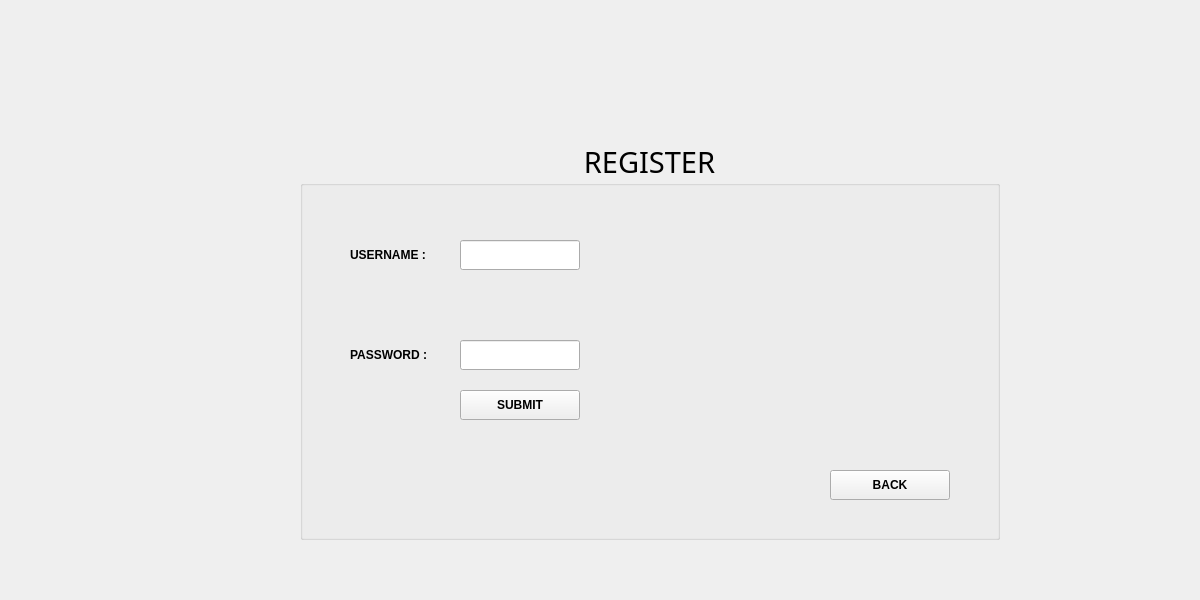
Above: 3_Solution/Client/frontend/registerwindow.ui from albudimitrie/travel-app before the change. Below: the same form after it.
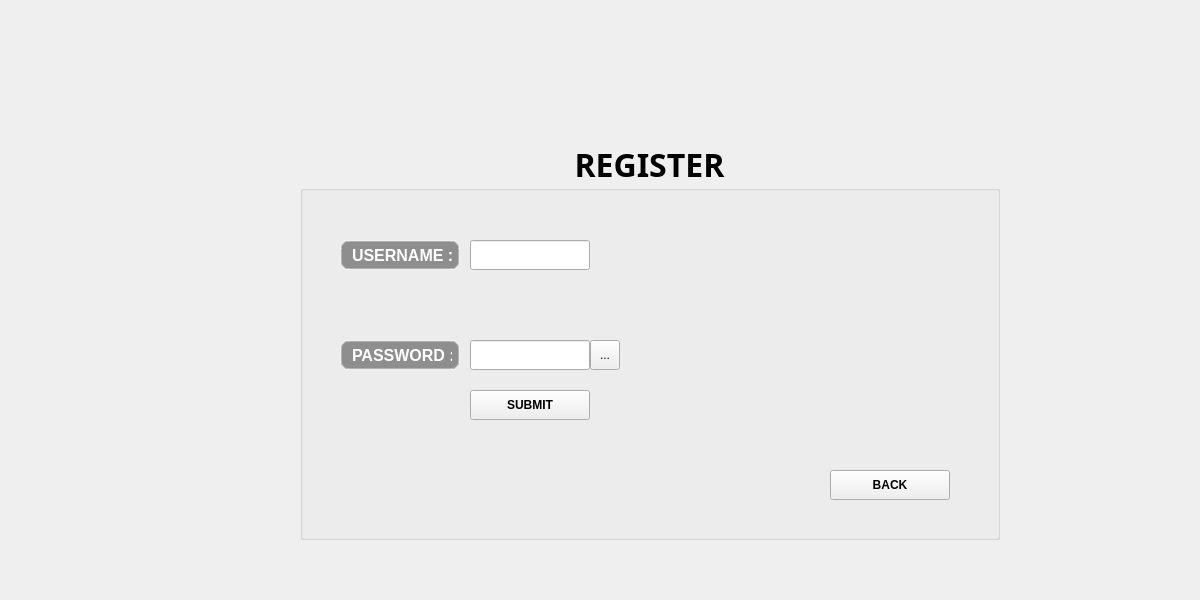
That is the form after the change. Icons and pictures are not drawn.

Commit message: Client UPDATE : Register window and request + MTA Logo created

Patch:
```diff
--- a/3_Solution/Client/frontend/registerwindow.ui
+++ b/3_Solution/Client/frontend/registerwindow.ui
@@ -39,8 +39,9 @@
     </property>
     <property name="font">
      <font>
-      <family>Stencil</family>
-      <pointsize>22</pointsize>
+      <family>Swis721 BlkOul BT</family>
+      <pointsize>24</pointsize>
+      <bold>true</bold>
      </font>
     </property>
     <property name="styleSheet">
@@ -55,9 +56,9 @@
     <widget class="QLabel" name="label">
      <property name="geometry">
       <rect>
-       <x>50</x>
+       <x>40</x>
        <y>100</y>
-       <width>100</width>
+       <width>120</width>
        <height>30</height>
       </rect>
      </property>
@@ -73,6 +74,60 @@
           </color>
          </brush>
         </colorrole>
+        <colorrole role="Button">
+         <brush brushstyle="SolidPattern">
+          <color alpha="102">
+           <red>0</red>
+           <green>0</green>
+           <blue>0</blue>
+          </color>
+         </brush>
+        </colorrole>
+        <colorrole role="Text">
+         <brush brushstyle="SolidPattern">
+          <color alpha="255">
+           <red>255</red>
+           <green>255</green>
+           <blue>255</blue>
+          </color>
+         </brush>
+        </colorrole>
+        <colorrole role="ButtonText">
+         <brush brushstyle="SolidPattern">
+          <color alpha="255">
+           <red>255</red>
+           <green>255</green>
+           <blue>255</blue>
+          </color>
+         </brush>
+        </colorrole>
+        <colorrole role="Base">
+         <brush brushstyle="SolidPattern">
+          <color alpha="102">
+           <red>0</red>
+           <green>0</green>
+           <blue>0</blue>
+          </color>
+         </brush>
+        </colorrole>
+        <colorrole role="Window">
+         <brush brushstyle="SolidPattern">
+          <color alpha="102">
+           <red>0</red>
+           <green>0</green>
+           <blue>0</blue>
+          </color>
+         </brush>
+        </colorrole>
+        <colorrole role="PlaceholderText">
+         <brush brushstyle="SolidPattern">
+          <color alpha="128">
+           <red>255</red>
+           <green>255</green>
+           <blue>255</blue>
+          </color>
+         </brush>
+        </colorrole>
        </active>
        <inactive>
         <colorrole role="WindowText">
@@ -84,16 +139,155 @@
           </color>
          </brush>
         </colorrole>
+        <colorrole role="Button">
+         <brush brushstyle="SolidPattern">
+          <color alpha="102">
+           <red>0</red>
+           <green>0</green>
+           <blue>0</blue>
+          </color>
+         </brush>
+        </colorrole>
+        <colorrole role="Text">
+         <brush brushstyle="SolidPattern">
+          <color alpha="255">
+           <red>255</red>
+           <green>255</green>
+           <blue>255</blue>
+          </color>
+         </brush>
+        </colorrole>
+        <colorrole role="ButtonText">
+         <brush brushstyle="SolidPattern">
+          <color alpha="255">
+           <red>255</red>
+           <green>255</green>
+           <blue>255</blue>
+          </color>
+         </brush>
+        </colorrole>
+        <colorrole role="Base">
+         <brush brushstyle="SolidPattern">
+          <color alpha="102">
+           <red>0</red>
+           <green>0</green>
+           <blue>0</blue>
+          </color>
+         </brush>
+        </colorrole>
+        <colorrole role="Window">
+         <brush brushstyle="SolidPattern">
+          <color alpha="102">
+           <red>0</red>
+           <green>0</green>
+           <blue>0</blue>
+          </color>
+         </brush>
+        </colorrole>
+        <colorrole role="PlaceholderText">
+         <brush brushstyle="SolidPattern">
+          <color alpha="128">
+           <red>255</red>
+           <green>255</green>
+           <blue>255</blue>
+          </color>
+         </brush>
+        </colorrole>
        </inactive>
-       <disabled/>
+       <disabled>
+        <colorrole role="WindowText">
+         <brush brushstyle="SolidPattern">
+          <color alpha="255">
+           <red>255</red>
+           <green>255</green>
+           <blue>255</blue>
+          </color>
+         </brush>
+        </colorrole>
+        <colorrole role="Button">
+         <brush brushstyle="SolidPattern">
+          <color alpha="102">
+           <red>0</red>
+           <green>0</green>
+           <blue>0</blue>
+          </color>
+         </brush>
+        </colorrole>
+        <colorrole role="Text">
+         <brush brushstyle="SolidPattern">
+          <color alpha="255">
+           <red>255</red>
+           <green>255</green>
+           <blue>255</blue>
+          </color>
+         </brush>
+        </colorrole>
+        <colorrole role="ButtonText">
+         <brush brushstyle="SolidPattern">
+          <color alpha="255">
+           <red>255</red>
+           <green>255</green>
+           <blue>255</blue>
+          </color>
+         </brush>
+        </colorrole>
+        <colorrole role="Base">
+         <brush brushstyle="SolidPattern">
+          <color alpha="102">
+           <red>0</red>
+           <green>0</green>
+           <blue>0</blue>
+          </color>
+         </brush>
+        </colorrole>
+        <colorrole role="Window">
+         <brush brushstyle="SolidPattern">
+          <color alpha="102">
+           <red>0</red>
+           <green>0</green>
+           <blue>0</blue>
+          </color>
+         </brush>
+        </colorrole>
+        <colorrole role="PlaceholderText">
+         <brush brushstyle="SolidPattern">
+          <color alpha="128">
+           <red>255</red>
+           <green>255</green>
+           <blue>255</blue>
+          </color>
+         </brush>
+        </colorrole>
+       </disabled>
       </palette>
      </property>
      <property name="font">
       <font>
-       <family>Arial</family>
+       <family>Segoe UI</family>
+       <pointsize>-1</pointsize>
        <bold>true</bold>
       </font>
      </property>
+     <property name="styleSheet">
+      <string notr="true">QLabel {
+    border: 2px solid rgba(255, 255, 255, 0.3); /* Linie albă semi-transparentă */
+    border-radius: 8px; /* Colțuri ușor rotunjite */
+    background-color: rgba(0, 0, 0, 0.4); /* Fundal negru semi-transparent */
+    padding: 6px;
+    color: white; /* Text alb pentru contrast */
+    font-size: 16px;
+    font-weight: bold;
+    font-family: &quot;Segoe UI&quot;, Arial, sans-serif;
+}
+
+/* Stil pentru etichetele importante, ex: PASSWORD */
+QLabel[highlight=&quot;true&quot;] {
+    color: #ff4444; /* Roșu subtil */
+    font-size: 14px;
+    font-weight: bold;
+}
+</string>
+     </property>
      <property name="text">
       <string>USERNAME :</string>
      </property>
@@ -101,9 +295,9 @@
     <widget class="QLabel" name="label_2">
      <property name="geometry">
       <rect>
-       <x>50</x>
+       <x>40</x>
        <y>200</y>
-       <width>100</width>
+       <width>120</width>
        <height>30</height>
       </rect>
      </property>
@@ -119,6 +313,60 @@
           </color>
          </brush>
         </colorrole>
+        <colorrole role="Button">
+         <brush brushstyle="SolidPattern">
+          <color alpha="102">
+           <red>0</red>
+           <green>0</green>
+           <blue>0</blue>
+          </color>
+         </brush>
+        </colorrole>
+        <colorrole role="Text">
+         <brush brushstyle="SolidPattern">
+          <color alpha="255">
+           <red>255</red>
+           <green>255</green>
+           <blue>255</blue>
+          </color>
+         </brush>
+        </colorrole>
+        <colorrole role="ButtonText">
+         <brush brushstyle="SolidPattern">
+          <color alpha="255">
+           <red>255</red>
+           <green>255</green>
+           <blue>255</blue>
+          </color>
+         </brush>
+        </colorrole>
+        <colorrole role="Base">
+         <brush brushstyle="SolidPattern">
+          <color alpha="102">
+           <red>0</red>
+           <green>0</green>
+           <blue>0</blue>
+          </color>
+         </brush>
+        </colorrole>
+        <colorrole role="Window">
+         <brush brushstyle="SolidPattern">
+          <color alpha="102">
+           <red>0</red>
+           <green>0</green>
+           <blue>0</blue>
+          </color>
+         </brush>
+        </colorrole>
+        <colorrole role="PlaceholderText">
+         <brush brushstyle="SolidPattern">
+          <color alpha="128">
+           <red>255</red>
+           <green>255</green>
+           <blue>255</blue>
+          </color>
+         </brush>
+        </colorrole>
        </active>
        <inactive>
         <colorrole role="WindowText">
@@ -130,16 +378,155 @@
           </color>
          </brush>
         </colorrole>
+        <colorrole role="Button">
+         <brush brushstyle="SolidPattern">
+          <color alpha="102">
+           <red>0</red>
+           <green>0</green>
+           <blue>0</blue>
+          </color>
+         </brush>
+        </colorrole>
+        <colorrole role="Text">
+         <brush brushstyle="SolidPattern">
+          <color alpha="255">
+           <red>255</red>
+           <green>255</green>
+           <blue>255</blue>
+          </color>
+         </brush>
+        </colorrole>
+        <colorrole role="ButtonText">
+         <brush brushstyle="SolidPattern">
+          <color alpha="255">
+           <red>255</red>
+           <green>255</green>
+           <blue>255</blue>
+          </color>
+         </brush>
+        </colorrole>
+        <colorrole role="Base">
+         <brush brushstyle="SolidPattern">
+          <color alpha="102">
+           <red>0</red>
+           <green>0</green>
+           <blue>0</blue>
+          </color>
+         </brush>
+        </colorrole>
+        <colorrole role="Window">
+         <brush brushstyle="SolidPattern">
+          <color alpha="102">
+           <red>0</red>
+           <green>0</green>
+           <blue>0</blue>
+          </color>
+         </brush>
+        </colorrole>
+        <colorrole role="PlaceholderText">
+         <brush brushstyle="SolidPattern">
+          <color alpha="128">
+           <red>255</red>
+           <green>255</green>
+           <blue>255</blue>
+          </color>
+         </brush>
+        </colorrole>
        </inactive>
-       <disabled/>
+       <disabled>
+        <colorrole role="WindowText">
+         <brush brushstyle="SolidPattern">
+          <color alpha="255">
+           <red>255</red>
+           <green>255</green>
+           <blue>255</blue>
+          </color>
+         </brush>
+        </colorrole>
+        <colorrole role="Button">
+         <brush brushstyle="SolidPattern">
+          <color alpha="102">
+           <red>0</red>
+           <green>0</green>
+           <blue>0</blue>
+          </color>
+         </brush>
+        </colorrole>
+        <colorrole role="Text">
+         <brush brushstyle="SolidPattern">
+          <color alpha="255">
+           <red>255</red>
+           <green>255</green>
+           <blue>255</blue>
+          </color>
+         </brush>
+        </colorrole>
+        <colorrole role="ButtonText">
+         <brush brushstyle="SolidPattern">
+          <color alpha="255">
+           <red>255</red>
+           <green>255</green>
+           <blue>255</blue>
+          </color>
+         </brush>
+        </colorrole>
+        <colorrole role="Base">
+         <brush brushstyle="SolidPattern">
+          <color alpha="102">
+           <red>0</red>
+           <green>0</green>
+           <blue>0</blue>
+          </color>
+         </brush>
+        </colorrole>
+        <colorrole role="Window">
+         <brush brushstyle="SolidPattern">
+          <color alpha="102">
+           <red>0</red>
+           <green>0</green>
+           <blue>0</blue>
+          </color>
+         </brush>
+        </colorrole>
+        <colorrole role="PlaceholderText">
+         <brush brushstyle="SolidPattern">
+          <color alpha="128">
+           <red>255</red>
+           <green>255</green>
+           <blue>255</blue>
+          </color>
+         </brush>
+        </colorrole>
+       </disabled>
       </palette>
      </property>
      <property name="font">
       <font>
-       <family>Arial</family>
+       <family>Segoe UI</family>
+       <pointsize>-1</pointsize>
        <bold>true</bold>
       </font>
      </property>
+     <property name="styleSheet">
+      <string notr="true">QLabel {
+    border: 2px solid rgba(255, 255, 255, 0.3); /* Linie albă semi-transparentă */
+    border-radius: 8px; /* Colțuri ușor rotunjite */
+    background-color: rgba(0, 0, 0, 0.4); /* Fundal negru semi-transparent */
+    padding: 6px;
+    color: white; /* Text alb pentru contrast */
+    font-size: 16px;
+    font-weight: bold;
+    font-family: &quot;Segoe UI&quot;, Arial, sans-serif;
+}
+
+/* Stil pentru etichetele importante, ex: PASSWORD */
+QLabel[highlight=&quot;true&quot;] {
+    color: #ff4444; /* Roșu subtil */
+    font-size: 14px;
+    font-weight: bold;
+}
+</string>
+     </property>
      <property name="text">
       <string>PASSWORD :</string>
      </property>
@@ -147,7 +534,7 @@
     <widget class="QLineEdit" name="lineEdit">
      <property name="geometry">
       <rect>
-       <x>160</x>
+       <x>170</x>
        <y>100</y>
        <width>120</width>
        <height>30</height>
@@ -157,7 +544,7 @@
     <widget class="QLineEdit" name="lineEdit_2">
      <property name="geometry">
       <rect>
-       <x>160</x>
+       <x>170</x>
        <y>200</y>
        <width>120</width>
        <height>30</height>
@@ -167,7 +554,7 @@
     <widget class="QPushButton" name="pushButton">
      <property name="geometry">
       <rect>
-       <x>160</x>
+       <x>170</x>
        <y>250</y>
        <width>120</width>
        <height>30</height>
@@ -202,6 +589,43 @@
       <string>BACK</string>
      </property>
     </widget>
+    <widget class="QToolButton" name="toolButton">
+     <property name="geometry">
+      <rect>
+       <x>290</x>
+       <y>200</y>
+       <width>30</width>
+       <height>30</height>
+      </rect>
+     </property>
+     <property name="text">
+      <string>...</string>
+     </property>
+    </widget>
+    <widget class="QFrame" name="frame">
+     <property name="geometry">
+      <rect>
+       <x>360</x>
+       <y>100</y>
+       <width>200</width>
+       <height>200</height>
+      </rect>
+     </property>
+     <property name="styleSheet">
+      <string notr="true">background-image: url(:/images/assets/LOGO.png);
+background-repeat: no-repeat;
+background-position: center;
+background-color: transparent;
+border: none;
+</string>
+     </property>
+     <property name="frameShape">
+      <enum>QFrame::Shape::StyledPanel</enum>
+     </property>
+     <property name="frameShadow">
+      <enum>QFrame::Shadow::Raised</enum>
+     </property>
+    </widget>
    </widget>
   </widget>
   <widget class="QMenuBar" name="menubar">
```
Left out of the diff: 2 changed lines with no effect on the pictures. The commit also changes 21 other files.
